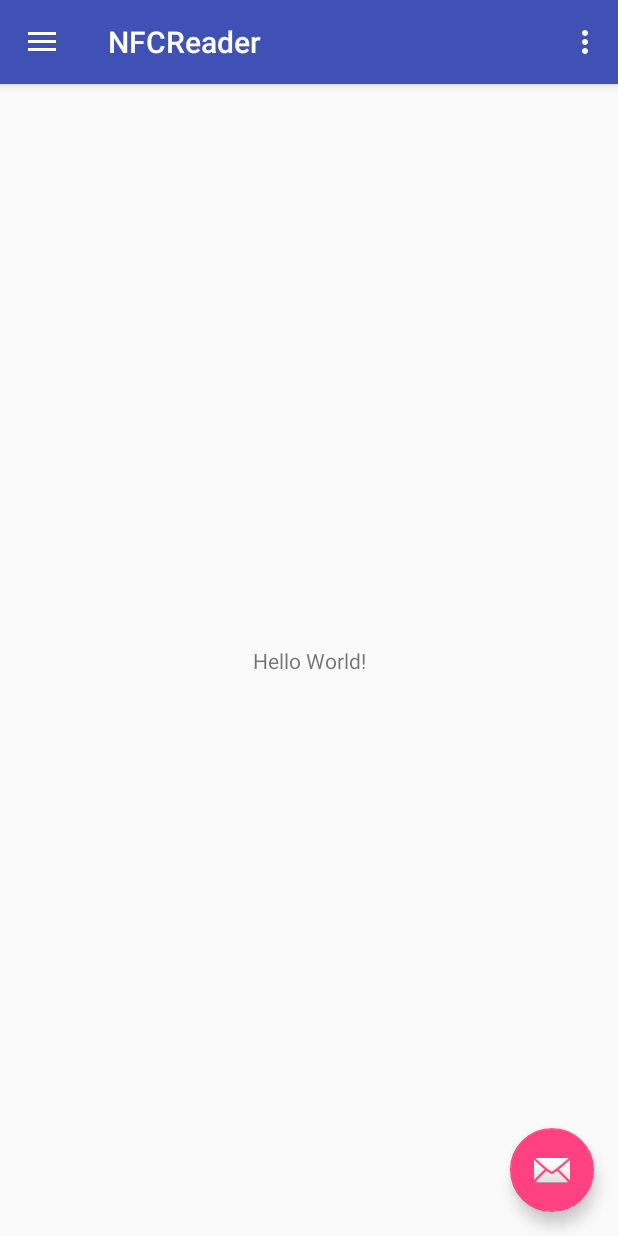
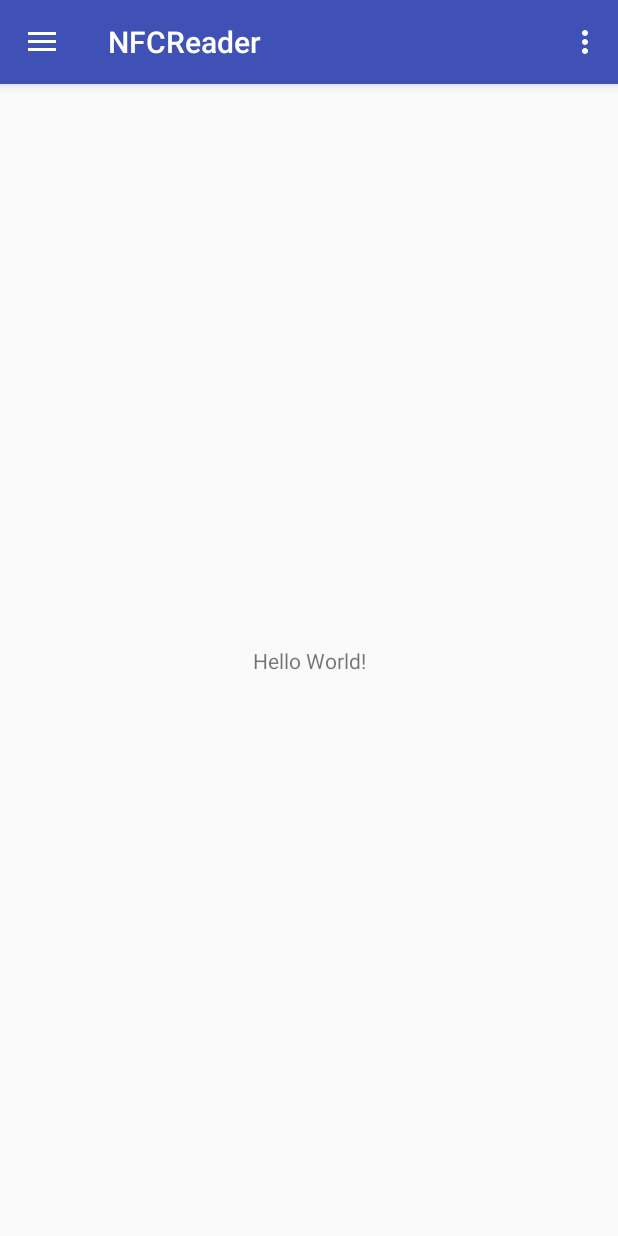
Before and after one commit to sutern/NFCReader, an Android app: the screen it shows after launch (MainActivity), on a phone screen of 412 x 824 dp. Run offline under Robolectric (Android 15) with nearby library versions, the phone set to English and light mode, and no system bars.

Commit message:
Third Commit

```diff
--- a/app/src/main/java/net/ictcampus/sutern/nfcreader/MainActivity.java
+++ b/app/src/main/java/net/ictcampus/sutern/nfcreader/MainActivity.java
@@ -22,7 +22,7 @@ public class MainActivity extends AppCompatActivity
         setContentView(R.layout.activity_main);
         Toolbar toolbar = (Toolbar) findViewById(R.id.toolbar);
         setSupportActionBar(toolbar);
-
+/*
         FloatingActionButton fab = (FloatingActionButton) findViewById(R.id.fab);
         fab.setOnClickListener(new View.OnClickListener() {
             @Override
@@ -31,7 +31,7 @@ public class MainActivity extends AppCompatActivity
                         .setAction("Action", null).show();
             }
         });
-
+*/
         DrawerLayout drawer = (DrawerLayout) findViewById(R.id.drawer_layout);
         ActionBarDrawerToggle toggle = new ActionBarDrawerToggle(
                 this, drawer, toolbar, R.string.navigation_drawer_open, R.string.navigation_drawer_close);
--- a/app/src/main/res/layout/app_bar_main.xml
+++ b/app/src/main/res/layout/app_bar_main.xml
@@ -19,15 +19,5 @@
             app:popupTheme="@style/AppTheme.PopupOverlay" />
 
     </android.support.design.widget.AppBarLayout>
-
     <include layout="@layout/content_main" />
-
-    <android.support.design.widget.FloatingActionButton
-        android:id="@+id/fab"
-        android:layout_width="wrap_content"
-        android:layout_height="wrap_content"
-        android:layout_gravity="bottom|end"
-        android:layout_margin="@dimen/fab_margin"
-        app:srcCompat="@android:drawable/ic_dialog_email" />
-
 </android.support.design.widget.CoordinatorLayout>
```
